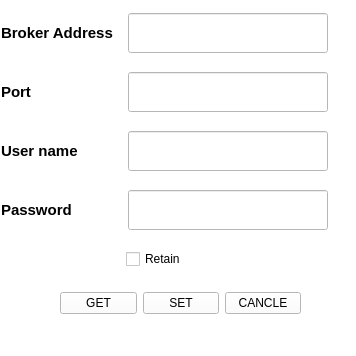
Before: the Qt Designer form UI/mqtt_window.ui in thanggtrann12/feature, drawn with Qt 5.
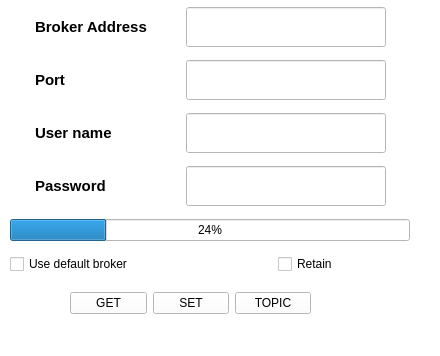
After: the same form once the commit is applied.

What changed in the file:
```diff
--- a/UI/mqtt_window.ui
+++ b/UI/mqtt_window.ui
@@ -6,19 +6,19 @@
    <rect>
     <x>0</x>
     <y>0</y>
-    <width>356</width>
+    <width>440</width>
     <height>356</height>
    </rect>
   </property>
   <property name="minimumSize">
    <size>
-    <width>356</width>
+    <width>440</width>
     <height>356</height>
    </size>
   </property>
   <property name="maximumSize">
    <size>
-    <width>356</width>
+    <width>440</width>
     <height>356</height>
    </size>
   </property>
@@ -32,9 +32,9 @@
    <widget class="QWidget" name="layoutWidget">
     <property name="geometry">
      <rect>
-      <x>0</x>
+      <x>10</x>
       <y>0</y>
-      <width>330</width>
+      <width>403</width>
       <height>286</height>
      </rect>
     </property>
@@ -223,8 +223,28 @@
        </item>
       </layout>
      </item>
+     <item>
+      <widget class="QProgressBar" name="progressBar">
+       <property name="maximumSize">
+        <size>
+         <width>400</width>
+         <height>16777215</height>
+        </size>
+       </property>
+       <property name="value">
+        <number>24</number>
+       </property>
+      </widget>
+     </item>
      <item>
       <layout class="QHBoxLayout" name="horizontalLayout_5">
+       <item>
+        <widget class="QCheckBox" name="default_button">
+         <property name="text">
+          <string>Use default broker</string>
+         </property>
+        </widget>
+       </item>
        <item>
         <widget class="QLabel" name="label_5">
          <property name="maximumSize">
@@ -252,7 +272,7 @@
    <widget class="QWidget" name="layoutWidget">
     <property name="geometry">
      <rect>
-      <x>60</x>
+      <x>70</x>
       <y>290</y>
       <width>241</width>
       <height>27</height>
@@ -280,7 +300,7 @@
      <item>
       <widget class="QPushButton" name="cancle_button">
        <property name="text">
-        <string>CANCLE</string>
+        <string>TOPIC</string>
        </property>
       </widget>
      </item>
```
Left out of the diff: 6 changed lines with no effect on the pictures.
